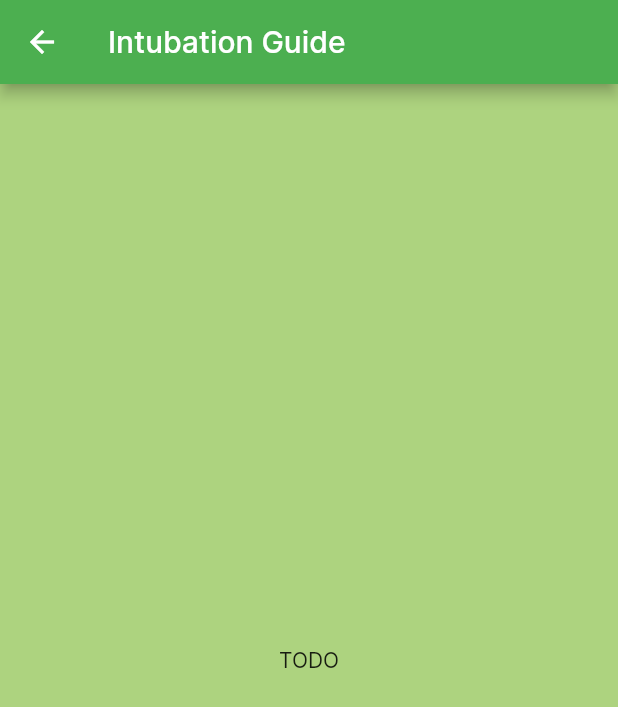
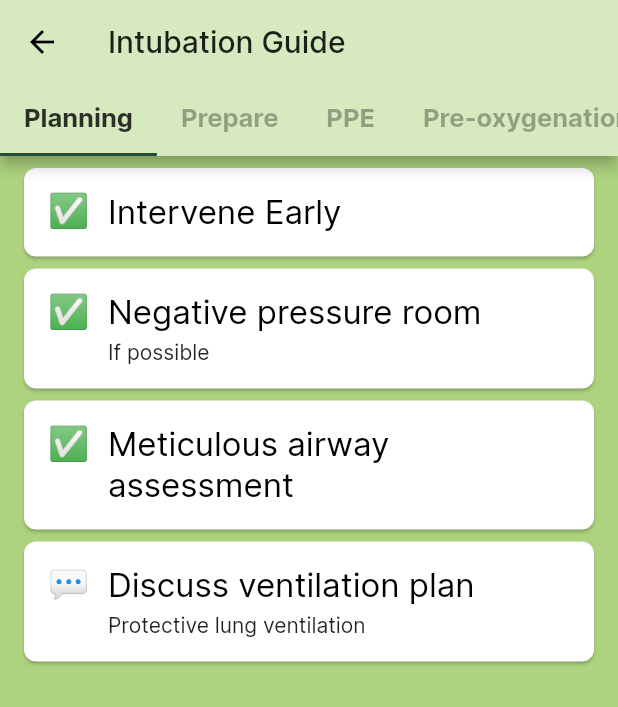
Before and after one commit to Western-Health-Covid19-Collaboration/wh_covid19_app, a Flutter app: the IntubationGuidancePage screen opened by its route, on a phone screen of 412 x 824 dp. Shown: the top 707 px of the screen. Run offline on Flutter 3.47's test engine with Material 2 defaults, Android fonts, the phone set to English and light mode, and no system bars; our stand-ins replace chewie, flutter_svg, flutter_widget_from_html, package_info, shared_preferences, video_player; missing offline and left inert: matrix_gesture_detector; accounts and stored records are empty; project files that could hold a hidden picture were left out.

Commit message:
Fill out intubation guidance screen

```diff
--- a/lib/hard_data.dart
+++ b/lib/hard_data.dart
@@ -2,6 +2,7 @@
 import 'package:flutter/material.dart';
 import 'package:flutter/services.dart' show rootBundle;
 
+import 'models/intubation_guide.dart';
 import 'models/PPEStepInfo.dart';
 import 'routes.dart';
 import 'style.dart';
@@ -239,5 +240,80 @@ const List<PPEStepInfo> ppeOffMethod2Steps = [
   handHygieneStep,
 ];
 
+const List<IntubationContent> intubationGuide = [
+  IntubationContent('Planning', [
+    IntubationSection(items: [
+      IntubationItem('Intervene Early'),
+      IntubationItem('Negative pressure room', subtitle: 'If possible'),
+      IntubationItem('Meticulous airway assessment'),
+      IntubationItem('Discuss ventilation plan',
+          subtitle: 'Protective lung ventilation', icon: '💬'),
+    ])
+  ]),
+  IntubationContent('Prepare', [
+    IntubationSection(items: [
+      IntubationItem('Assemble airway team', subtitle: 'See checklist'),
+      IntubationItem('Allocate roles & Share airway',
+          subtitle: 'See checklist'),
+      IntubationItem('Use COVID-19 Intubation tray', subtitle: 'See checklist'),
+      IntubationItem('Ensure Viral filter and etCO2 in ventilation circuit'),
+    ])
+  ]),
+  IntubationContent('PPE', [
+    IntubationSection(items: [
+      IntubationItem('As per WH guidelines',
+          subtitle: 'See step-by-step guide'),
+      IntubationItem("“Buddy system” - use a Spotter", icon: '😊'),
+      IntubationItem('Airway operator, Assistant, Team Leader'),
+      IntubationItem('Airway operator consider double gloves'),
+    ])
+  ]),
+  IntubationContent('Pre-oxygenation', [
+    IntubationSection(items: [
+      IntubationItem('45-degree head-up position'),
+      IntubationItem(
+          'Stop high flow O2 via HFNP, NP, facemark or non-rebreather',
+          icon: '❌'),
+      IntubationItem('Use Best-fitting Face mask'),
+      IntubationItem(
+          'Attached to manual ventilation device or Anaesthetic machine'),
+      IntubationItem('2-handed vice grip'),
+      IntubationItem('Ensure square etCO2 waveform'),
+      IntubationItem(
+          'Attached to manual ventilation device or Anaesthetic machine',
+          icon: '❌'),
+    ])
+  ]),
+  IntubationContent('Perform', [
+    IntubationSection(name: 'Induction', items: [
+      IntubationItem('Modified RSI technique'),
+      IntubationItem('Generous dosing of NMBA',
+          subtitle:
+              '• Rocuronium >1.5mg/kg IBW or\n• Suxamethonium 1.5mg/kg IBW'),
+      IntubationItem('Minimise apnoea time while minimising risk of cough',
+          icon: '⚖'),
+      IntubationItem('Avoid ventilation unless rescue oxygenation', icon: '❌'),
+    ]),
+    IntubationSection(name: 'Intubation', items: [
+      IntubationItem('Use Videolaryngoscope CMAC'),
+      IntubationItem('Indirect view'),
+      IntubationItem('Tube to correct depth 1st time',
+          subtitle: 'Cuff manometry not required'),
+      IntubationItem('Inflate cuff before ventilation', icon: '🛑'),
+      IntubationItem('Generously inflate cuff'),
+    ])
+  ]),
+  IntubationContent('Post-ETT', [
+    IntubationSection(items: [
+      IntubationItem('Consider placing NG tube'),
+      IntubationItem(
+          'Remove outer gloves, dispose of airway equipment in sealed bag',
+          icon: '🛑'),
+      IntubationItem('PPE removed as per WH guidelines', icon: '🛑'),
+      IntubationItem('Debrief and share lessons', icon: '💬'),
+    ])
+  ])
+];
+
 // Feedback form
 const String feedbackFormUrl = 'https://forms.gle/zQtfhvswrKmjJjNV7';
--- /dev/null
+++ b/lib/models/intubation_guide.dart
@@ -0,0 +1,22 @@
+/// Data structure consisting of a section title,
+/// then list of sections containing icon, title and subtitle.
+///
+/// Used for intubation guide.
+class IntubationContent {
+  final String name;
+  final List<IntubationSection> sections;
+
+  const IntubationContent(this.name, this.sections);
+}
+
+class IntubationSection {
+  final String name;
+  final List<IntubationItem> items;
+
+  const IntubationSection({this.name, this.items});
+}
+
+class IntubationItem {
+  final String icon, title, subtitle;
+  const IntubationItem(this.title, {this.subtitle, this.icon = '✅'});
+}
--- a/lib/view/intubation/guidance/intubation_guidance_page.dart
+++ b/lib/view/intubation/guidance/intubation_guidance_page.dart
@@ -1,19 +1,34 @@
 import 'package:flutter/material.dart';
 import 'package:flutter/widgets.dart';
-
+import '../../view_templates/intubation_content_view_template.dart';
+import '../../../hard_data.dart';
+import '../../../models/intubation_guide.dart';
 import '../../../style.dart';
 
 class IntubationGuidancePage extends StatelessWidget {
   @override
   Widget build(BuildContext context) {
-    return Scaffold(
-      appBar: AppBar(
-        title: const Text('Intubation Guide'),
-      ),
-      body: Container(
-        color: AppColors.backgroundGreen,
-        child: const Center(
-          child: Text('TODO'),
+    return DefaultTabController(
+      length: intubationGuide.length,
+      child: Scaffold(
+        appBar: AppBar(
+          backgroundColor: AppColors.green50,
+          title: const Text('Intubation Guide'),
+          textTheme: Theme.of(context).textTheme,
+          iconTheme: IconThemeData(color: AppColors.appBarIcon),
+          bottom: TabBar(
+            labelColor: AppColors.blackAlpha800,
+            labelStyle: AppStyles.textSemiBold,
+            unselectedLabelColor: AppColors.blackAlpha800.withOpacity(0.32),
+            indicatorColor: AppColors.green900,
+            tabs: intubationGuide.map((e) => Tab(text: e.name)).toList(),
+            isScrollable: true,
+          ),
+        ),
+        body: TabBarView(
+          children: intubationGuide
+              .map((e) => IntubationContentViewTemplate(content: e))
+              .toList(),
         ),
       ),
     );
--- /dev/null
+++ b/lib/view/view_templates/intubation_content_view_template.dart
@@ -0,0 +1,67 @@
+import 'package:flutter/material.dart';
+import 'package:flutter/widgets.dart';
+import '../../models/intubation_guide.dart';
+import '../../style.dart';
+
+///
+/// Renders a IntubationContent item, which is a data structure
+/// consisting of a section title,
+/// then list of sections containing icon, title and subtitle.
+class IntubationContentViewTemplate extends StatelessWidget {
+  final List<Object> flatItems;
+
+  IntubationContentViewTemplate({Key key, IntubationContent content})
+      : flatItems = content.sections
+            .expand((e) => [if (e.name != null) e, ...e.items])
+            .toList(),
+        super(key: key);
+
+  @override
+  Widget build(BuildContext context) {
+    return Container(
+      color: AppColors.backgroundGreen,
+      child: ListView.builder(
+        itemCount: flatItems.length,
+        itemBuilder: (context, index) {
+          final item = flatItems[index];
+          if (item is IntubationItem) {
+            return Card(
+                margin: const EdgeInsets.fromLTRB(16, 8, 16, 0),
+                shape: const RoundedRectangleBorder(
+                    borderRadius: BorderRadius.all(Radius.circular(8))),
+                child: Padding(
+                    padding: const EdgeInsets.all(16),
+                    child: Stack(
+                      children: <Widget>[
+                        Text(
+                          item.icon,
+                          style: AppStyles.textH4,
+                        ),
+                        Padding(
+                          padding: const EdgeInsets.only(left: 40),
+                          child: Column(
+                            mainAxisAlignment: MainAxisAlignment.start,
+                            crossAxisAlignment: CrossAxisAlignment.start,
+                            children: [
+                              Text(item.title, style: AppStyles.textH4),
+                              if (item.subtitle != null) ...[
+                                const SizedBox(height: 4),
+                                Text(item.subtitle)
+                              ],
+                            ],
+                          ),
+                        )
+                      ],
+                    )));
+          } else if (item is IntubationSection) {
+            return Padding(
+                padding: const EdgeInsets.fromLTRB(16, 24, 16, 0),
+                child: Text(item.name, style: AppStyles.textH4));
+          } else {
+            throw 'Invalid IntubationContent item type $item';
+          }
+        },
+      ),
+    );
+  }
+}
```
